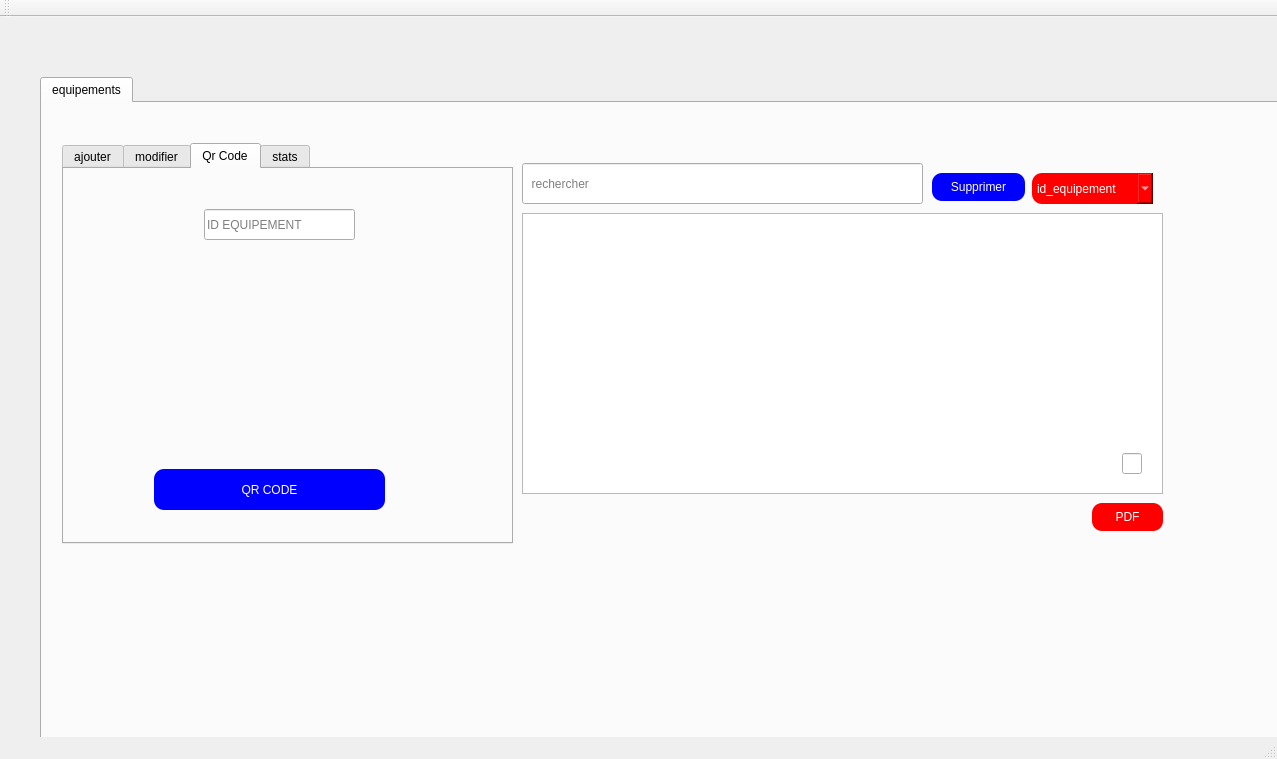
ghazy001/ambulance_agency, file mainwindow.ui: the form before one commit.
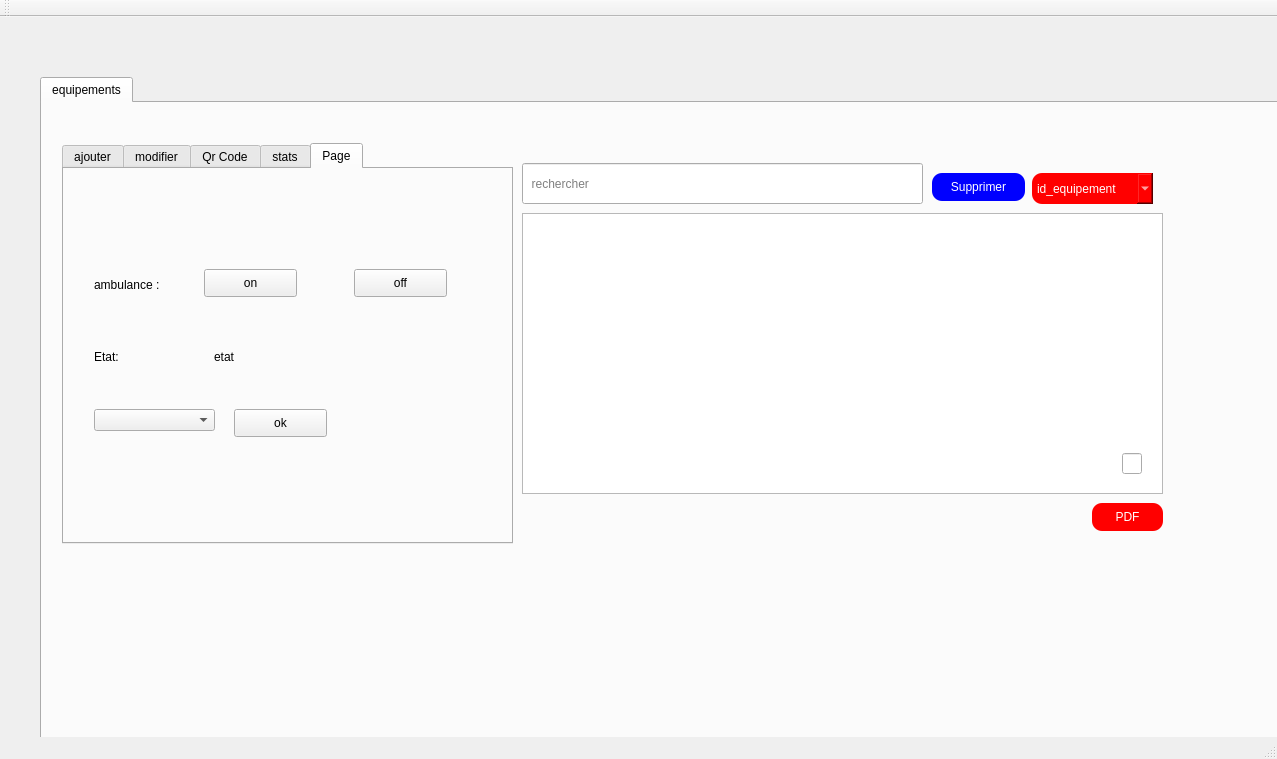
The form after the commit. Icons and pictures are not drawn.

Patch:
```diff
--- a/mainwindow.ui
+++ b/mainwindow.ui
@@ -40,7 +40,7 @@
        </rect>
       </property>
       <property name="currentIndex">
-       <number>2</number>
+       <number>4</number>
       </property>
       <widget class="QWidget" name="tab_3">
        <attribute name="title">
@@ -397,6 +397,99 @@
         </property>
        </widget>
       </widget>
+      <widget class="QWidget" name="tab_2">
+       <attribute name="title">
+        <string>Page</string>
+       </attribute>
+       <widget class="QPushButton" name="pushButton">
+        <property name="geometry">
+         <rect>
+          <x>140</x>
+          <y>100</y>
+          <width>93</width>
+          <height>28</height>
+         </rect>
+        </property>
+        <property name="text">
+         <string>on</string>
+        </property>
+       </widget>
+       <widget class="QPushButton" name="pushButton_4">
+        <property name="geometry">
+         <rect>
+          <x>290</x>
+          <y>100</y>
+          <width>93</width>
+          <height>28</height>
+         </rect>
+        </property>
+        <property name="text">
+         <string>off</string>
+        </property>
+       </widget>
+       <widget class="QLabel" name="label">
+        <property name="geometry">
+         <rect>
+          <x>30</x>
+          <y>100</y>
+          <width>81</width>
+          <height>31</height>
+         </rect>
+        </property>
+        <property name="text">
+         <string>ambulance :</string>
+        </property>
+       </widget>
+       <widget class="QLabel" name="label_5">
+        <property name="geometry">
+         <rect>
+          <x>30</x>
+          <y>180</y>
+          <width>56</width>
+          <height>16</height>
+         </rect>
+        </property>
+        <property name="text">
+         <string>Etat:</string>
+        </property>
+       </widget>
+       <widget class="QLabel" name="label_9">
+        <property name="geometry">
+         <rect>
+          <x>150</x>
+          <y>180</y>
+          <width>56</width>
+          <height>16</height>
+         </rect>
+        </property>
+        <property name="text">
+         <string>etat</string>
+        </property>
+       </widget>
+       <widget class="QComboBox" name="comboBox_2">
+        <property name="geometry">
+         <rect>
+          <x>30</x>
+          <y>240</y>
+          <width>121</width>
+          <height>22</height>
+         </rect>
+        </property>
+       </widget>
+       <widget class="QPushButton" name="ok">
+        <property name="geometry">
+         <rect>
+          <x>170</x>
+          <y>240</y>
+          <width>93</width>
+          <height>28</height>
+         </rect>
+        </property>
+        <property name="text">
+         <string>ok</string>
+        </property>
+       </widget>
+      </widget>
      </widget>
      <widget class="QTableView" name="tab_equipement">
       <property name="geometry">
```
